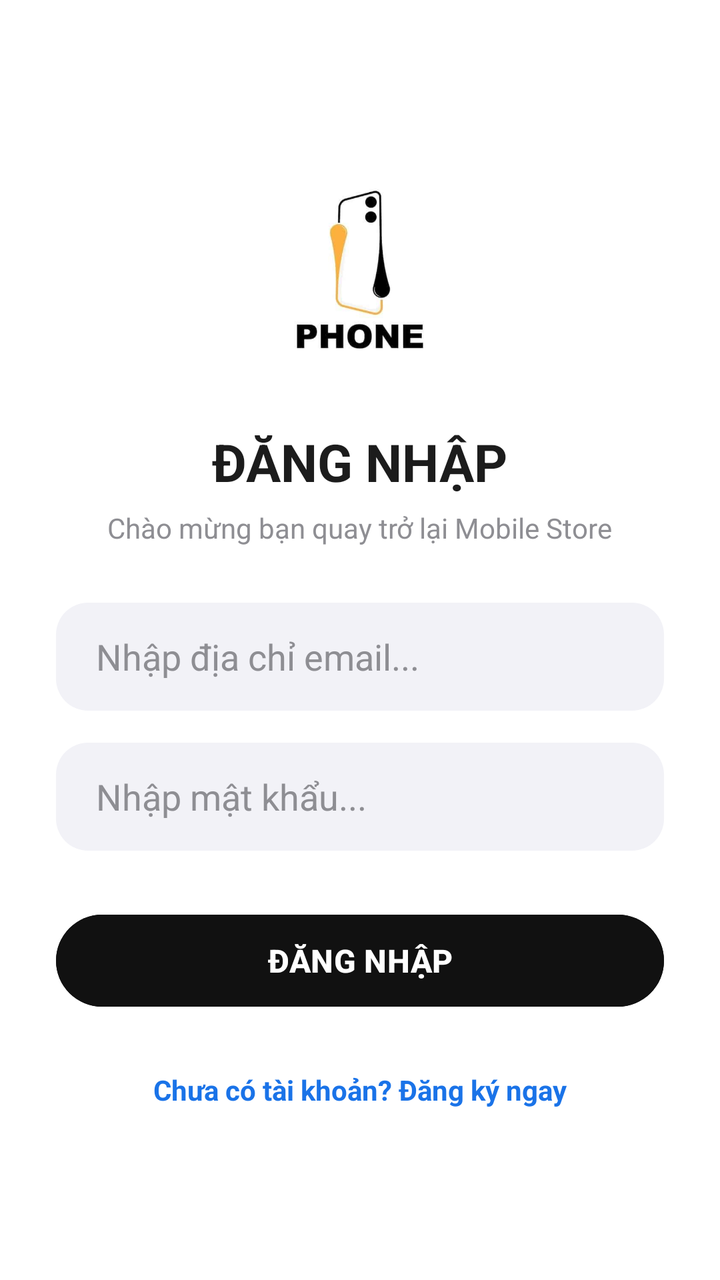
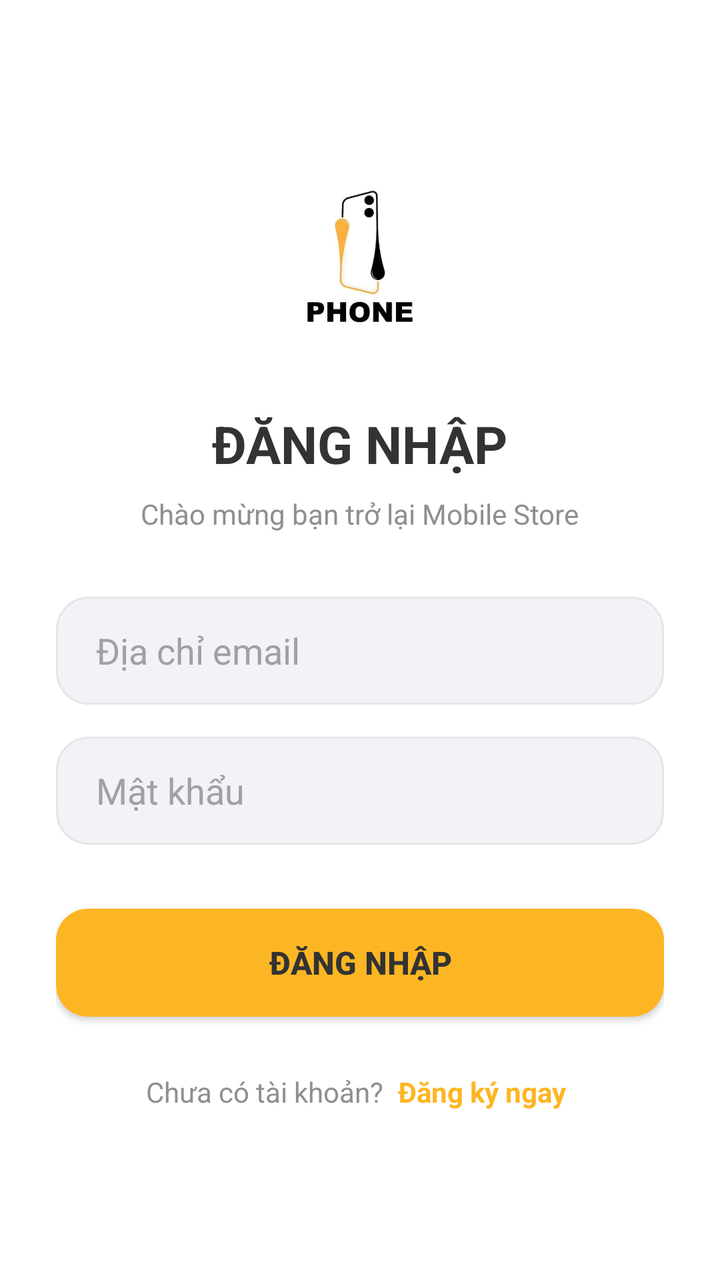

Screens rendered from an Android XML layout before and after an edit, with the pre-edit source and the edit as a unified diff.
<!-- AndroidManifest.xml: application theme Theme.MobileDeviceStoreTDMU -->
<!-- res/layout/activity_dang_nhap.xml -->
<?xml version="1.0" encoding="utf-8"?>
<LinearLayout xmlns:android="http://schemas.android.com/apk/res/android"
    xmlns:tools="http://schemas.android.com/tools"
    android:layout_width="match_parent"
    android:layout_height="match_parent"
    android:orientation="vertical"
    android:gravity="center"
    android:padding="28dp"
    android:background="#FFFFFF"
    android:fitsSystemWindows="true"
    tools:context=".activity.DangNhapActivity">

    <ImageView
        android:layout_width="120dp"
        android:layout_height="120dp"
        android:src="@drawable/logo"
        android:scaleType="fitCenter"
        android:layout_marginBottom="16dp" />

    <TextView
        android:id="@+id/tvTieuDeDangNhap"
        android:layout_width="wrap_content"
        android:layout_height="wrap_content"
        android:text="ĐĂNG NHẬP"
        android:textSize="26sp"
        android:textStyle="bold"
        android:textColor="#1C1C1C"
        android:layout_marginBottom="6dp" />

    <TextView
        android:layout_width="wrap_content"
        android:layout_height="wrap_content"
        android:text="Chào mừng bạn quay trở lại Mobile Store"
        android:textColor="#8E8E93"
        android:textSize="14sp"
        android:layout_marginBottom="28dp" />

    <EditText
        android:id="@+id/edtEmailDangNhap"
        android:layout_width="match_parent"
        android:layout_height="54dp"
        android:hint="Nhập địa chỉ email..."
        android:textColorHint="#8E8E93"
        android:textColor="#1C1C1C"
        android:inputType="textEmailAddress"
        android:background="@drawable/bg_edittext_modern"
        android:paddingHorizontal="20dp"
        android:layout_marginBottom="16dp" />

    <EditText
        android:id="@+id/edtMatKhauDangNhap"
        android:layout_width="match_parent"
        android:layout_height="54dp"
        android:hint="Nhập mật khẩu..."
        android:textColorHint="#8E8E93"
        android:textColor="#1C1C1C"
        android:inputType="textPassword"
        android:background="@drawable/bg_edittext_modern"
        android:paddingHorizontal="20dp"
        android:layout_marginBottom="28dp" />

    <Button
        android:id="@+id/btnDangNhap"
        android:layout_width="match_parent"
        android:layout_height="54dp"
        android:text="ĐĂNG NHẬP"
        android:textColor="#FFFFFF"
        android:backgroundTint="#111111"
        android:textSize="16sp"
        android:textStyle="bold"
        android:layout_marginBottom="20dp" />

    <TextView
        android:id="@+id/tvChuyenSangDangKy"
        android:layout_width="wrap_content"
        android:layout_height="wrap_content"
        android:text="Chưa có tài khoản? Đăng ký ngay"
        android:textColor="#1A73E8"
        android:textSize="14sp"
        android:textStyle="bold"
        android:padding="8dp" />

</LinearLayout>
<!-- resources referenced by this layout -->
<resources>
  <!-- drawable bg_edittext_modern (drawable) -->
  <?xml version="1.0" encoding="utf-8"?>
  <shape xmlns:android="http://schemas.android.com/apk/res/android"
      android:shape="rectangle">
      <solid android:color="#F2F2F7" />
      <corners android:radius="16dp" />
  </shape>
  <!-- drawable logo: jpg bitmap (drawable, 5396 bytes) -->
  <style name="Theme.MobileDeviceStoreTDMU" parent="Base.Theme.MobileDeviceStoreTDMU" />
  <style name="Base.Theme.MobileDeviceStoreTDMU" parent="Theme.Material3.DayNight.NoActionBar">
          
          
      </style>
</resources>

<!-- the commit's change to res/layout/activity_dang_nhap.xml (unified diff, before → after) -->
@@ -1,21 +1,22 @@
 <?xml version="1.0" encoding="utf-8"?>
 <LinearLayout xmlns:android="http://schemas.android.com/apk/res/android"
     xmlns:tools="http://schemas.android.com/tools"
+    xmlns:app="http://schemas.android.com/apk/res-auto"
     android:layout_width="match_parent"
     android:layout_height="match_parent"
     android:orientation="vertical"
     android:gravity="center"
     android:padding="28dp"
-    android:background="#FFFFFF"
+    android:background="@color/bg_white"
     android:fitsSystemWindows="true"
     tools:context=".activity.DangNhapActivity">
 
     <ImageView
-        android:layout_width="120dp"
-        android:layout_height="120dp"
+        android:layout_width="100dp"
+        android:layout_height="100dp"
         android:src="@drawable/logo"
         android:scaleType="fitCenter"
-        android:layout_marginBottom="16dp" />
+        android:layout_marginBottom="24dp" />
 
     <TextView
         android:id="@+id/tvTieuDeDangNhap"
@@ -24,24 +25,24 @@
         android:text="ĐĂNG NHẬP"
         android:textSize="26sp"
         android:textStyle="bold"
-        android:textColor="#1C1C1C"
-        android:layout_marginBottom="6dp" />
+        android:textColor="@color/text_primary"
+        android:layout_marginBottom="8dp" />
 
     <TextView
         android:layout_width="wrap_content"
         android:layout_height="wrap_content"
-        android:text="Chào mừng bạn quay trở lại Mobile Store"
-        android:textColor="#8E8E93"
+        android:text="Chào mừng bạn trở lại Mobile Store"
+        android:textColor="@color/text_secondary"
         android:textSize="14sp"
-        android:layout_marginBottom="28dp" />
+        android:layout_marginBottom="32dp" />
 
     <EditText
         android:id="@+id/edtEmailDangNhap"
         android:layout_width="match_parent"
         android:layout_height="54dp"
-        android:hint="Nhập địa chỉ email..."
-        android:textColorHint="#8E8E93"
-        android:textColor="#1C1C1C"
+        android:hint="Địa chỉ email"
+        android:textColorHint="@color/text_hint"
+        android:textColor="@color/text_primary"
         android:inputType="textEmailAddress"
         android:background="@drawable/bg_edittext_modern"
         android:paddingHorizontal="20dp"
@@ -51,33 +52,48 @@
         android:id="@+id/edtMatKhauDangNhap"
         android:layout_width="match_parent"
         android:layout_height="54dp"
-        android:hint="Nhập mật khẩu..."
-        android:textColorHint="#8E8E93"
-        android:textColor="#1C1C1C"
+        android:hint="Mật khẩu"
+        android:textColorHint="@color/text_hint"
+        android:textColor="@color/text_primary"
         android:inputType="textPassword"
         android:background="@drawable/bg_edittext_modern"
         android:paddingHorizontal="20dp"
-        android:layout_marginBottom="28dp" />
+        android:layout_marginBottom="32dp" />
 
-    <Button
+    <androidx.appcompat.widget.AppCompatButton
         android:id="@+id/btnDangNhap"
         android:layout_width="match_parent"
         android:layout_height="54dp"
         android:text="ĐĂNG NHẬP"
-        android:textColor="#FFFFFF"
-        android:backgroundTint="#111111"
+        android:textColor="@color/text_on_yellow"
+        android:background="@drawable/bg_btn_primary"
         android:textSize="16sp"
         android:textStyle="bold"
-        android:layout_marginBottom="20dp" />
+        android:layout_marginBottom="24dp"
+        android:elevation="2dp"
+        android:stateListAnimator="@null" />
 
-    <TextView
-        android:id="@+id/tvChuyenSangDangKy"
+    <LinearLayout
         android:layout_width="wrap_content"
         android:layout_height="wrap_content"
-        android:text="Chưa có tài khoản? Đăng ký ngay"
-        android:textColor="#1A73E8"
-        android:textSize="14sp"
-        android:textStyle="bold"
-        android:padding="8dp" />
+        android:orientation="horizontal">
+
+        <TextView
+            android:layout_width="wrap_content"
+            android:layout_height="wrap_content"
+            android:text="Chưa có tài khoản? "
+            android:textColor="@color/text_secondary"
+            android:textSize="14sp" />
+
+        <TextView
+            android:id="@+id/tvChuyenSangDangKy"
+            android:layout_width="wrap_content"
+            android:layout_height="wrap_content"
+            android:text="Đăng ký ngay"
+            android:textColor="@color/primary_yellow"
+            android:textSize="14sp"
+            android:textStyle="bold"
+            android:padding="4dp" />
+    </LinearLayout>
 
 </LinearLayout>
<!-- resource entries referenced after the edit -->
@@ -1,14 +1,30 @@
 <!-- resources referenced by this layout -->
 <resources>
+  <color name="bg_white">#FFFFFF</color>
+  <color name="primary_yellow">#FDB623</color>
+  <color name="text_hint">#A0A0A5</color>
+  <color name="text_on_yellow">#333333</color>
+  <color name="text_primary">#333333</color>
+  <color name="text_secondary">#8E8E93</color>
+  <!-- drawable bg_btn_primary (drawable) -->
+  <?xml version="1.0" encoding="utf-8"?>
+  <shape xmlns:android="http://schemas.android.com/apk/res/android"
+      android:shape="rectangle">
+      <solid android:color="@color/primary_yellow" />
+      <corners android:radius="16dp" />
+  </shape>
   <!-- drawable bg_edittext_modern (drawable) -->
   <?xml version="1.0" encoding="utf-8"?>
   <shape xmlns:android="http://schemas.android.com/apk/res/android"
       android:shape="rectangle">
-      <solid android:color="#F2F2F7" />
+      <solid android:color="@color/input_bg" />
       <corners android:radius="16dp" />
+      <stroke android:width="1dp" android:color="@color/stroke_light" />
   </shape>
   <!-- drawable logo: jpg bitmap (drawable, 5396 bytes) -->
   <style name="Theme.MobileDeviceStoreTDMU" parent="Base.Theme.MobileDeviceStoreTDMU" />
+  <color name="input_bg">#F2F2F7</color>
+  <color name="stroke_light">#E5E5EA</color>
   <style name="Base.Theme.MobileDeviceStoreTDMU" parent="Theme.Material3.DayNight.NoActionBar">
           
           
